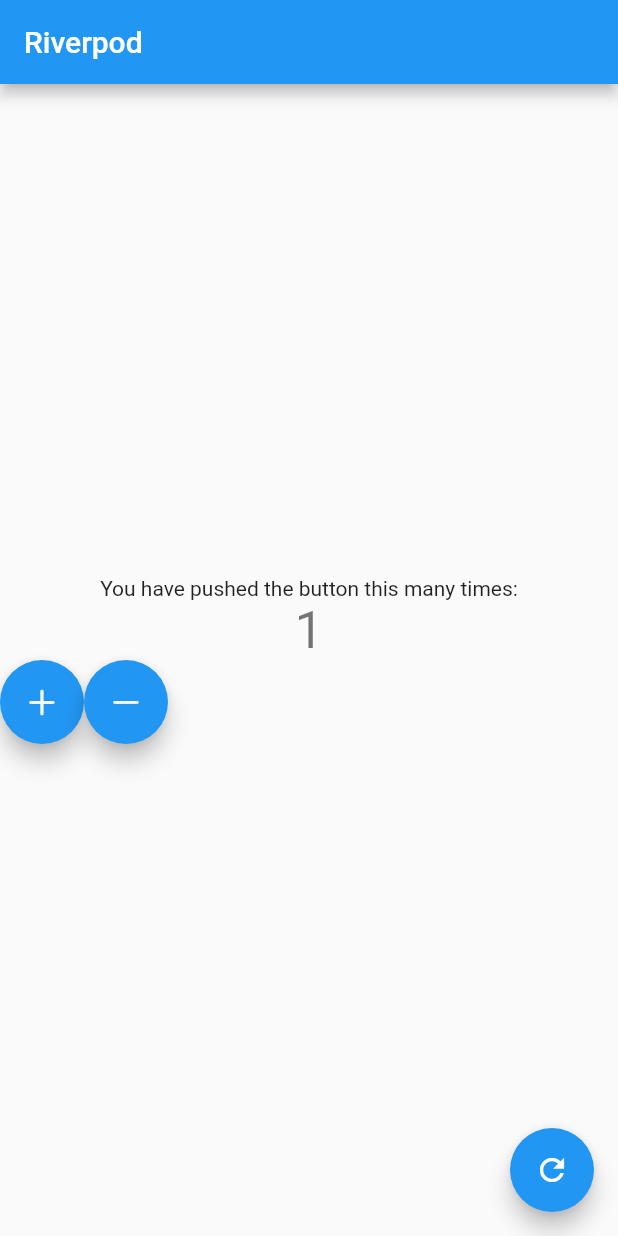
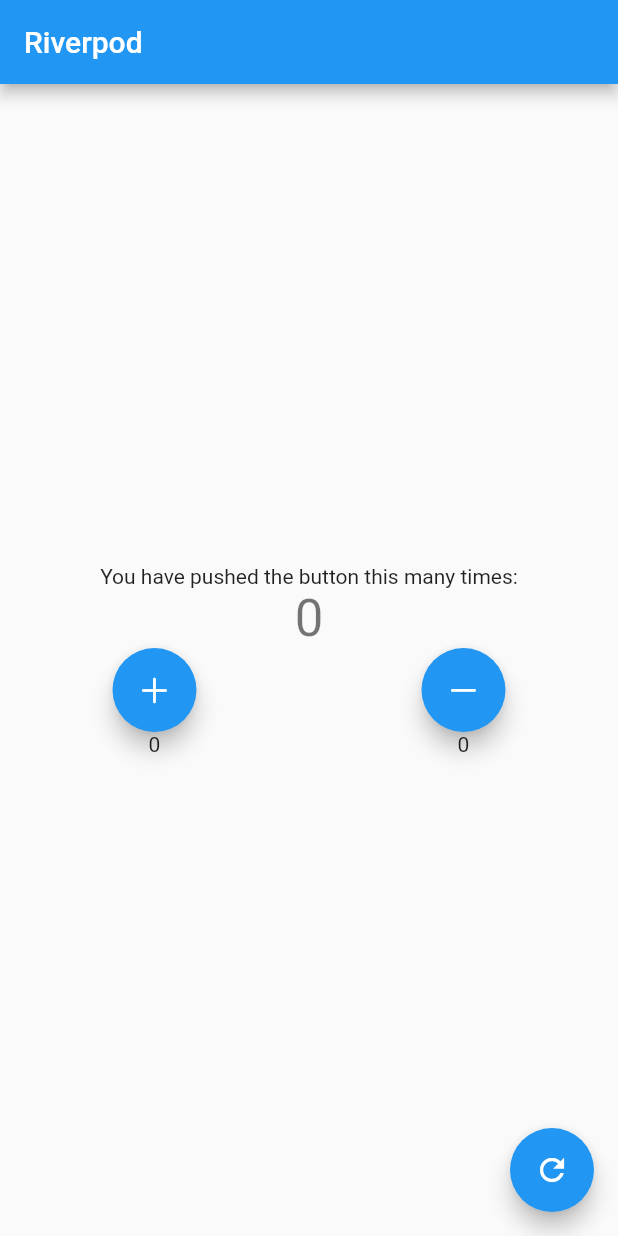
Before and after one commit to takazo3/Riverpod_practice, a Flutter app: the screen it shows after launch, after a tap on the "refresh" icon, on a phone screen of 412 x 824 dp. Run offline on Flutter 3.47's test engine with Material 2 defaults, Android fonts, the phone set to English and light mode, and no system bars; our stand-ins replace flutter_riverpod, freezed_annotation.

```diff
--- a/lib/main.dart
+++ b/lib/main.dart
@@ -1,6 +1,7 @@
 import 'package:flutter/cupertino.dart';
 import 'package:flutter/material.dart';
 import 'package:flutter_riverpod/flutter_riverpod.dart';
+import 'package:riverpod_practice/Data/count_data.dart';
 import 'package:riverpod_practice/provider.dart';
 
 void main() {
@@ -49,34 +50,54 @@ class _MyHomePageState extends ConsumerState<MyHomePage> {
           children: <Widget>[
             Text(ref.watch(messageProvider)),
             Text(
-              ref.watch(countProvider).toString(),
+              ref.watch(countDataProvider).count.toString(),
               style: Theme.of(context).textTheme.headlineMedium,
             ),
             Row(
+              mainAxisAlignment: MainAxisAlignment.spaceAround,
               children: [
                 FloatingActionButton(
-                  onPressed: () => ref
-                      .read(countProvider.state)
-                      .update((state) => state + 1),
-                  tooltip: 'Increment',
+                  onPressed: () {
+                    ref.read(countDataProvider);
+                    ref.watch(countDataProvider.notifier).update((state) =>
+                        state.copyWith(
+                            count: state.count + 1,
+                            countUp: state.countUp + 1));
+                  },
                   child: const Icon(CupertinoIcons.plus),
                 ),
                 FloatingActionButton(
-                  onPressed: () => ref
-                      .read(countProvider.state)
-                      .update((state) => state + 1),
-                  tooltip: 'Increment',
+                  onPressed: () {
+                    ref.read(countDataProvider);
+                    ref.watch(countDataProvider.notifier).update((state) =>
+                        state.copyWith(
+                            count: state.count - 1,
+                            countDown: state.countDown + 1));
+                  },
                   child: const Icon(CupertinoIcons.minus),
                 ),
               ],
             ),
+            Row(
+              mainAxisAlignment: MainAxisAlignment.spaceAround,
+              children: [
+                Text(
+                  ref.watch(countDataProvider).countUp.toString(),
+                ),
+                Text(
+                  ref.watch(countDataProvider).countDown.toString(),
+                ),
+              ],
+            )
           ],
         ),
       ),
       floatingActionButton: FloatingActionButton(
-        onPressed: () =>
-            ref.read(countProvider.state).update((state) => state + 1),
-        tooltip: 'Increment',
+        onPressed: () {
+          ref.read(countDataProvider);
+          ref.watch(countDataProvider.notifier).update(
+              (state) => state.copyWith(count: 0, countUp: 0, countDown: 0));
+        },
         child: const Icon(Icons.refresh),
       ),
     ); // This trailing comma makes auto-formatting nicer for build methods.
--- a/lib/provider.dart
+++ b/lib/provider.dart
@@ -1,12 +1,15 @@
 import 'package:flutter_riverpod/flutter_riverpod.dart';
+import 'Data/count_data.dart';
 
 final titleProvider = Provider((ref) {
   return 'Riverpod';
 });
 
-final messageProvider = Provider((ref) =>
-  'You have pushed the button this many times:'
+final messageProvider =
+    Provider((ref) => 'You have pushed the button this many times:');
+
+final countProvider = StateProvider<int>((ref) => 0);
+
+final countDataProvider = StateProvider<CountData>(
+  (ref) => const CountData(count: 0, countUp: 0, countDown: 0),
 );
-
-final countProvider =
-    StateProvider<int>((ref) => 0);
--- a/pubspec.yaml
+++ b/pubspec.yaml
@@ -35,6 +35,8 @@ dependencies:
   # The following adds the Cupertino Icons font to your application.
   # Use with the CupertinoIcons class for iOS style icons.
   cupertino_icons: ^1.0.2
+  freezed_annotation: ^2.2.0
+  json_annotation: ^4.8.0
 
 dev_dependencies:
   flutter_test:
@@ -46,6 +48,9 @@ dev_dependencies:
   # package. See that file for information about deactivating specific lint
   # rules and activating additional ones.
   flutter_lints: ^2.0.0
+  build_runner: ^2.3.3
+  freezed: ^2.3.2
+  json_serializable: ^6.6.1
 
 # For information on the generic Dart part of this file, see the
 # following page: https://dart.dev/tools/pub/pubspec
```
Also changed, not shown: lib/Data/count_data.dart (added, +17 -0 lines), lib/Data/count_data.freezed.dart (added), lib/Data/count_data.g.dart (added), pubspec.lock.
